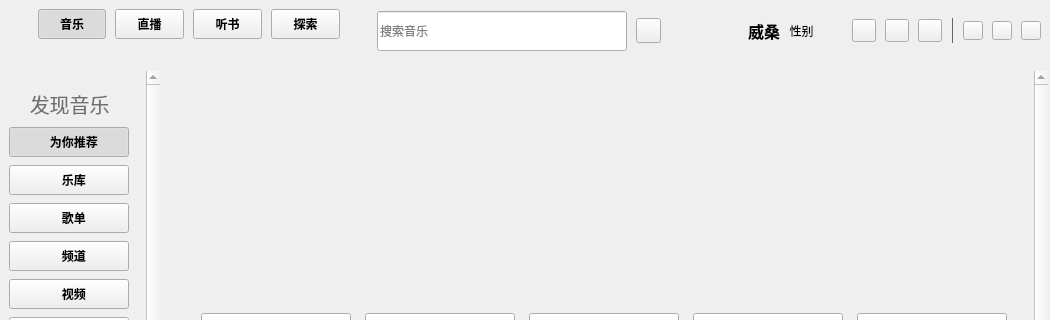
First picture: the form in KuGouStart/KuGouApp.ui, repository a-mo-xi-wei/KuGouApp, before the edit; both pictures show x 0 to 1050 and y 0 to 320 of the 1050 by 700 pixel window.
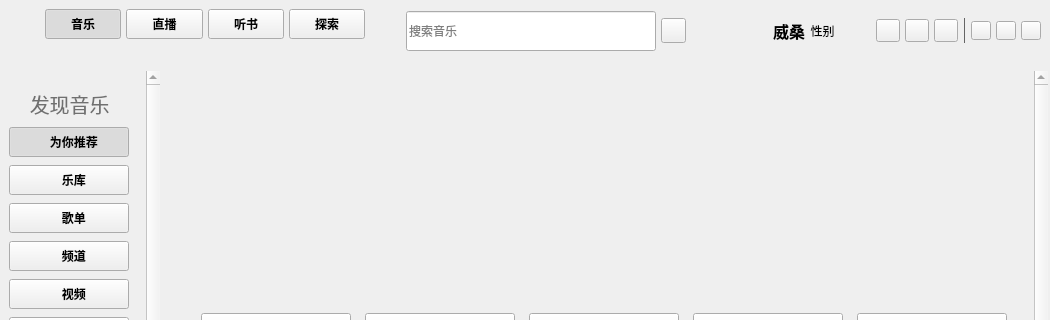
Second picture: the form after the edit. Custom widgets are drawn as their Qt base class.

The edit to the form file:
```diff
--- a/KuGouStart/KuGouApp.ui
+++ b/KuGouStart/KuGouApp.ui
@@ -45,7 +45,7 @@
      </property>
      <layout class="QHBoxLayout" name="horizontalLayout">
       <property name="spacing">
-       <number>9</number>
+       <number>5</number>
       </property>
       <item>
        <spacer name="hs">
```
